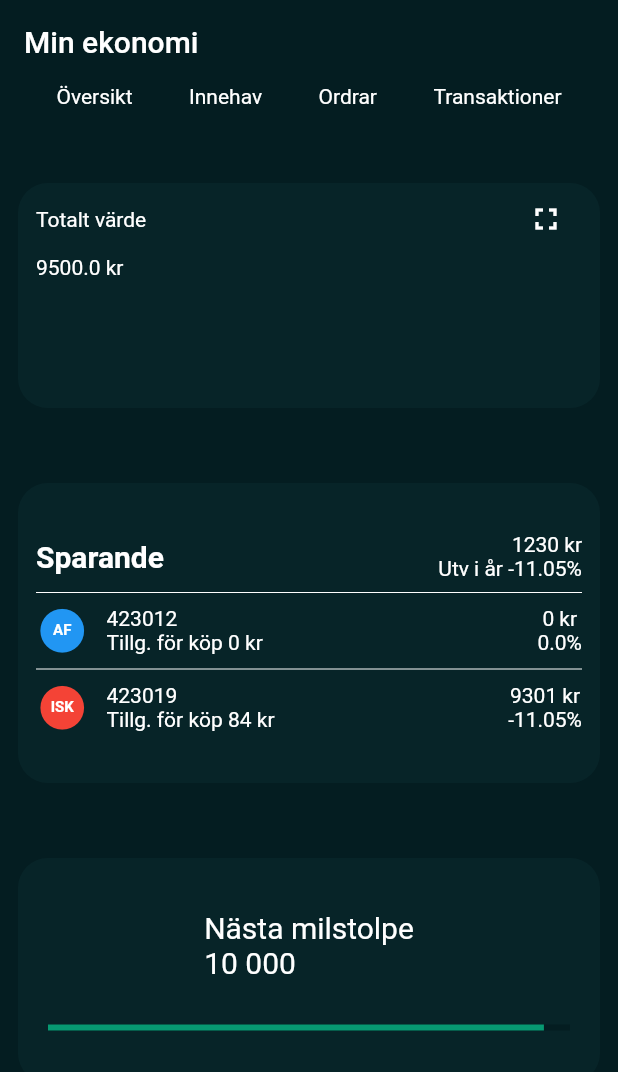
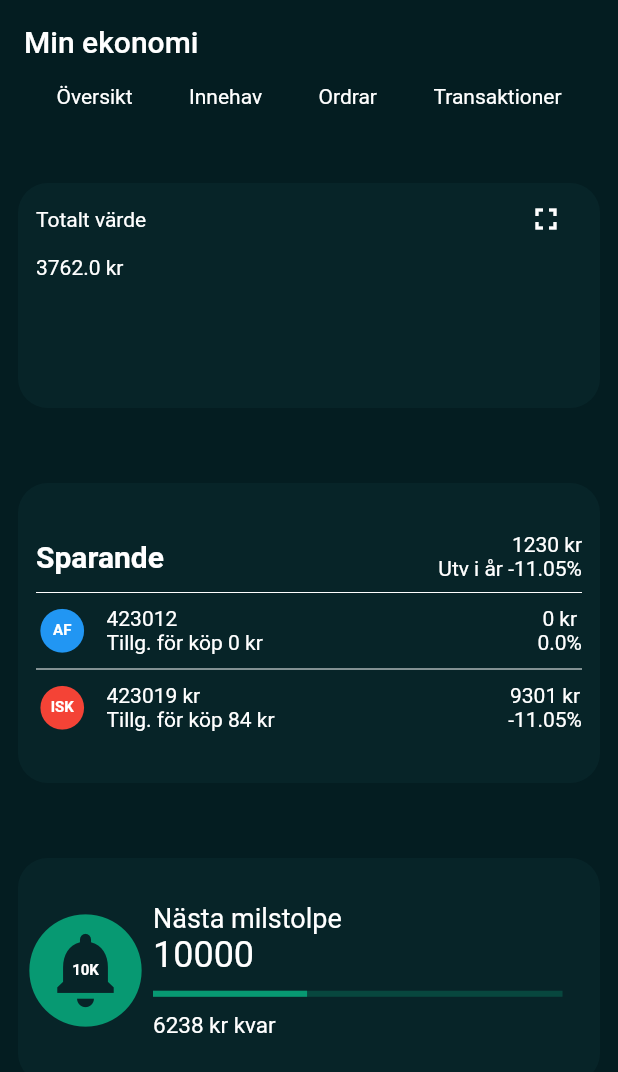
Before and after one commit to emilakerman/avanza_layout, a Flutter app: the screen it shows after launch, on a phone screen of 412 x 824 dp. Shown: the top 1072 px of the screen. Run offline on Flutter 3.47's test engine with Material 2 defaults, Android fonts, the light colour scheme and no system bars; missing offline and left inert: gradient_line_graph.

Commit message:
fixed basic functionality
fixed basic functionality but now things are mixed in the stateless widget. Need to add riverpod soon and create consumers

```diff
--- a/lib/pages/home_screen.dart
+++ b/lib/pages/home_screen.dart
@@ -4,6 +4,7 @@ import 'package:flutter/material.dart';
 import 'package:avanza_app/constants/app_colors.dart';
 import 'package:avanza_app/constants/app_paddings.dart';
 import 'package:avanza_app/constants/app_sizes.dart';
+import 'package:intl/intl.dart';
 
 class HomeScreen extends StatelessWidget {
   const HomeScreen({super.key});
@@ -11,7 +12,7 @@ class HomeScreen extends StatelessWidget {
   @override
   Widget build(BuildContext context) {
     final screenSize = MediaQuery.of(context).size;
-    double netWorth = 9500;
+    double netWorth = 3762;
     return MaterialApp(
       home: Scaffold(
         appBar: AppBar(
@@ -77,27 +78,27 @@ class HomeScreen extends StatelessWidget {
                         children: [
                           Row(
                             children: [
-                              _buildIconWithText(color: Colors.blue, text: "AF"),
+                              _buildIconWithText(
+                                color: Colors.blue,
+                                text: "AF",
+                                icon: Icons.circle,
+                                size: 35,
+                              ),
                               AppSizes.smallHorizontal,
                               const Column(
                                 crossAxisAlignment: CrossAxisAlignment.start,
                                 children: [
-                                  Text(
-                                    "423012",
-                                    style: TextStyle(color: AppColors.white),
-                                  ),
-                                  Text(
-                                    "Tillg. för köp 0 kr",
-                                    style: TextStyle(color: AppColors.white),
-                                  ),
+                                  Text("423012", style: TextStyle(color: AppColors.white)),
+                                  Text("Tillg. för köp 0 kr",
+                                      style: TextStyle(color: AppColors.white)),
                                 ],
                               ),
                             ],
                           ),
-                          const Column(
+                          Column(
                             children: [
-                              Text("0 kr", style: TextStyle(color: AppColors.white)),
-                              Text("0.0%", style: TextStyle(color: AppColors.white)),
+                              _buildCommonText(text: "0 kr"),
+                              _buildCommonText(text: "0.0%"),
                             ],
                           )
                         ],
@@ -108,27 +109,26 @@ class HomeScreen extends StatelessWidget {
                         children: [
                           Row(
                             children: [
-                              _buildIconWithText(color: Colors.red, text: "ISK"),
+                              _buildIconWithText(
+                                color: Colors.red,
+                                text: "ISK",
+                                icon: Icons.circle,
+                                size: 35,
+                              ),
                               AppSizes.smallHorizontal,
-                              const Column(
+                              Column(
                                 crossAxisAlignment: CrossAxisAlignment.start,
                                 children: [
-                                  Text(
-                                    "423019",
-                                    style: TextStyle(color: AppColors.white),
-                                  ),
-                                  Text(
-                                    "Tillg. för köp 84 kr",
-                                    style: TextStyle(color: AppColors.white),
-                                  ),
+                                  _buildCommonText(text: "423019 kr"),
+                                  _buildCommonText(text: "Tillg. för köp 84 kr"),
                                 ],
                               ),
                             ],
                           ),
-                          const Column(
+                          Column(
                             children: [
-                              Text("9301 kr", style: TextStyle(color: AppColors.white)),
-                              Text("-11.05%", style: TextStyle(color: AppColors.white)),
+                              _buildCommonText(text: "9301 kr"),
+                              _buildCommonText(text: "-11.05%"),
                             ],
                           )
                         ],
@@ -141,9 +141,7 @@ class HomeScreen extends StatelessWidget {
               _buildContainer(
                 screenWidth: screenSize.width,
                 height: 150,
-                childWidget: ProgressIndicatorExample(
-                  netWorth: netWorth,
-                ),
+                childWidget: _buildInnerMileStoneContainer(netWorth: netWorth),
               ),
               AppSizes.largeVertical,
               _buildContainer(
@@ -158,13 +156,63 @@ class HomeScreen extends StatelessWidget {
     );
   }
 
-  Widget _buildIconWithText({required Color color, required String text}) {
+  Widget _buildInnerMileStoneContainer({required double netWorth}) {
+    const int mileStoneValue = 10000;
+
+    String convertToAbbrevation({required int value}) {
+      return NumberFormat.compact().format(value);
+    }
+
+    return Row(
+      children: [
+        _buildIconWithText(
+          color: AppColors.darkGreen,
+          text: convertToAbbrevation(value: mileStoneValue),
+          icon: Icons.circle_notifications,
+          size: 90,
+        ),
+        Expanded(
+          child: Column(
+            mainAxisAlignment: MainAxisAlignment.center,
+            crossAxisAlignment: CrossAxisAlignment.start,
+            children: [
+              _buildCommonText(text: "Nästa milstolpe", fontSize: 18),
+              _buildCommonText(text: mileStoneValue.toString(), fontSize: 24),
+              const SizedBox(height: 10),
+              ProgressIndicatorExample(
+                netWorth: netWorth,
+              ),
+              const SizedBox(height: 10),
+              _buildCommonText(text: "${mileStoneValue - netWorth.toInt()} kr kvar", fontSize: 15),
+            ],
+          ),
+        ),
+      ],
+    );
+  }
+
+  Text _buildCommonText({
+    required String text,
+    double? fontSize,
+  }) {
+    return Text(
+      text,
+      style: TextStyle(fontSize: fontSize, color: AppColors.white),
+    );
+  }
+
+  Widget _buildIconWithText({
+    required Color color,
+    required String text,
+    required IconData icon,
+    required double size,
+  }) {
     return Stack(
       alignment: Alignment.center,
       children: [
         Icon(
-          Icons.circle,
-          size: 35,
+          icon,
+          size: size,
           color: color,
         ),
         Text(
@@ -241,8 +289,4 @@ class HomeScreen extends StatelessWidget {
       style: const TextStyle(color: AppColors.white),
     );
   }
-
-  Widget _buildProgressBar() {
-    return LinearProgressIndicator();
-  }
 }
--- a/lib/widgets/gradient_widget.dart
+++ b/lib/widgets/gradient_widget.dart
@@ -1,7 +1,5 @@
 import 'dart:async';
 import 'dart:math';
-
-import 'package:avanza_app/constants/app_sizes.dart';
 import 'package:flutter/material.dart';
 import 'package:gradient_line_graph/gradient_line_graph.dart';
 
--- a/lib/widgets/progress_indicator.dart
+++ b/lib/widgets/progress_indicator.dart
@@ -17,21 +17,11 @@ class _ProgressIndicatorExampleState extends State<ProgressIndicatorExample> {
   @override
   Widget build(BuildContext context) {
     return Padding(
-      padding: const EdgeInsets.all(20.0),
-      child: Column(
-        mainAxisAlignment: MainAxisAlignment.center,
-        children: <Widget>[
-          const Text(
-            'Nästa milstolpe\n10 000',
-            style: TextStyle(fontSize: 20, color: AppColors.white),
-          ),
-          const SizedBox(height: 30),
-          LinearProgressIndicator(
-            color: AppColors.darkGreen,
-            backgroundColor: AppColors.primary,
-            value: widget.netWorth / 10000,
-          ),
-        ],
+      padding: const EdgeInsets.only(right: 25.0),
+      child: LinearProgressIndicator(
+        color: AppColors.darkGreen,
+        backgroundColor: AppColors.darkGreen.withOpacity(0.3),
+        value: widget.netWorth / 10000,
       ),
     );
   }
--- a/pubspec.yaml
+++ b/pubspec.yaml
@@ -36,6 +36,7 @@ dependencies:
   # Use with the CupertinoIcons class for iOS style icons.
   cupertino_icons: ^1.0.2
   gradient_line_graph: ^1.0.0
+  intl: ^0.18.1
 
 dev_dependencies:
   flutter_test:
```
Also changed, not shown: pubspec.lock.
